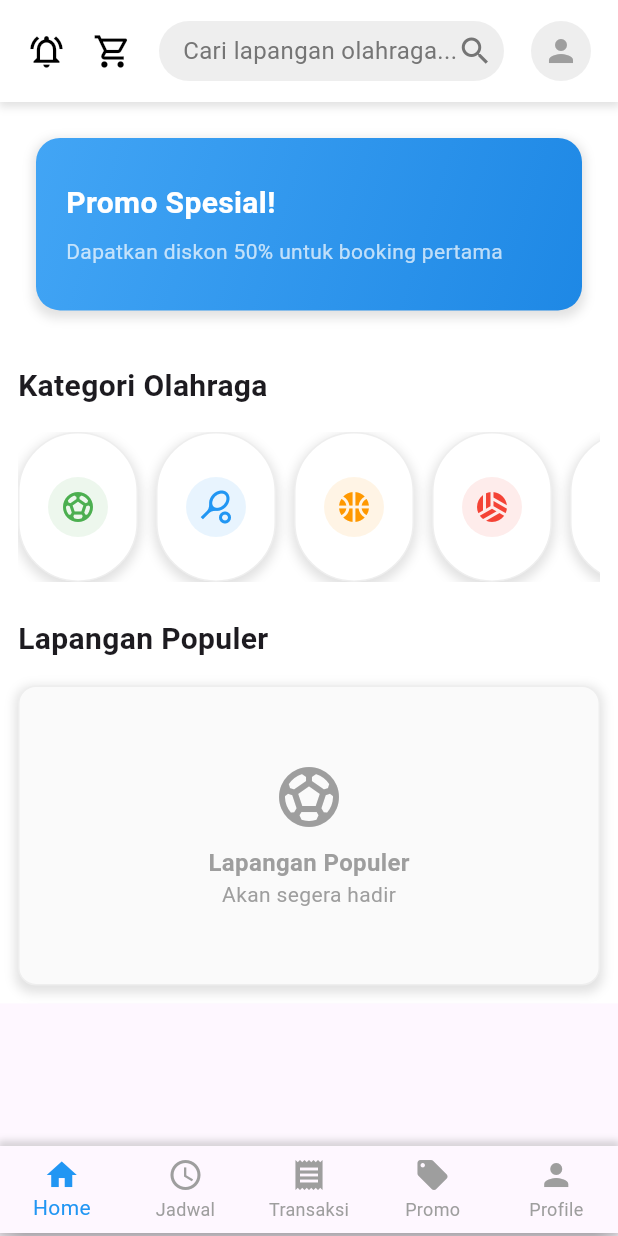
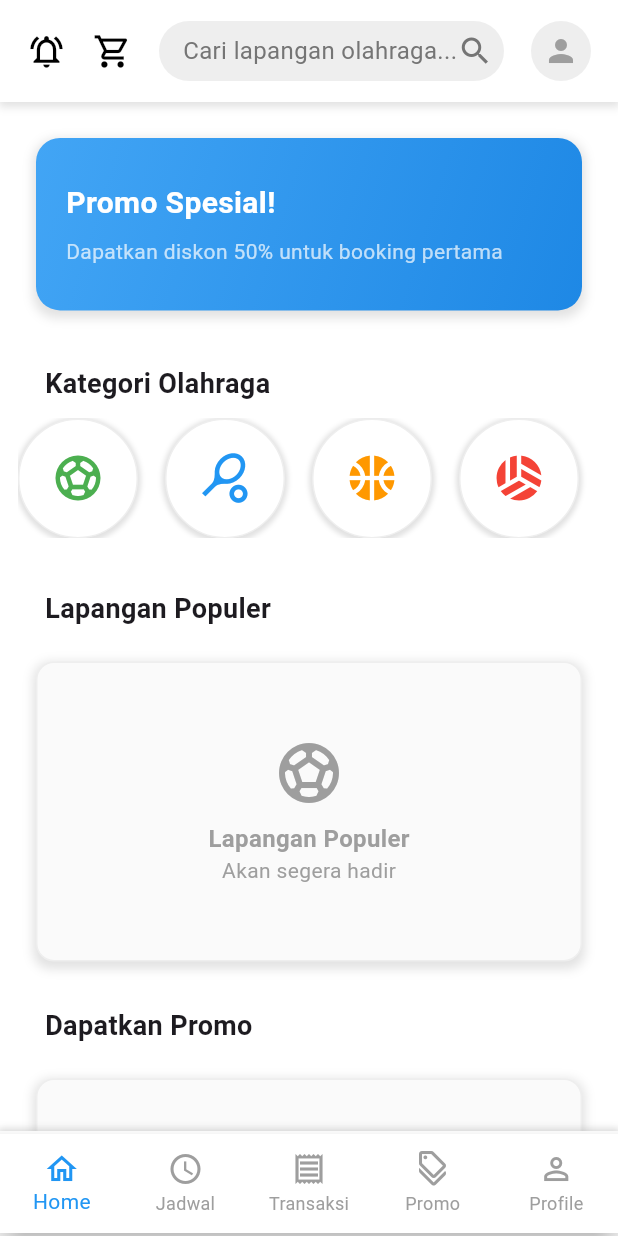
Before and after one commit to yudha556/GoField, a Flutter app: the MainUserScaffold screen opened directly, on a phone screen of 412 x 824 dp. Run offline on Flutter 3.47's test engine with Material 3 defaults, Android fonts, the phone set to English and light mode, and no system bars; our stand-ins replace flutter_dotenv, flutter_svg, go_router.

Commit message:
button bar beres

```diff
--- /dev/null
+++ b/lib/app/views/user/app/home/components/list.dart
@@ -0,0 +1,16 @@
+import 'package:flutter/material.dart';
+
+class ListPage extends StatelessWidget {
+  const ListPage({super.key});
+
+  @override
+  Widget build(BuildContext context) {
+    return Scaffold(
+      body: Column(
+        children: [
+          Text('Ini halaman list bang ')
+        ],
+      ),
+    );
+  }
+}
--- a/lib/app/views/user/app/home/page.dart
+++ b/lib/app/views/user/app/home/page.dart
@@ -1,6 +1,7 @@
 import 'package:flutter/material.dart';
 import 'package:gofield/app/views/user/layout/main_user_scaffold.dart';
 import 'package:gofield/app/views/user/components/header.dart';
+import 'package:gofield/core/router/app_routes.dart';
 
 class UserHomePage extends StatelessWidget {
   const UserHomePage({super.key});
@@ -9,7 +10,7 @@ class UserHomePage extends StatelessWidget {
   Widget build(BuildContext context) {
     return const MainUserScaffold(
       showNavBar: true,
-      child: HomeContent(),
+      child: HomeContent()
     );
   }
 }
@@ -46,11 +47,12 @@ class HomeContent extends StatelessWidget {
             ),
 
             Padding(
-              padding: const EdgeInsets.all(12.0),
+              padding: const EdgeInsets.symmetric(vertical: 12, horizontal: 12),
               child: Column(
                 crossAxisAlignment: CrossAxisAlignment.start,
                 children: [
                   Container(
+                    padding: EdgeInsets.symmetric(horizontal: 0),
                     width: double.maxFinite,
                     margin: const EdgeInsets.all(12),
                     child: AspectRatio(
@@ -103,56 +105,48 @@ class HomeContent extends StatelessWidget {
 
                   const SizedBox(height: 24),
 
-                  const Text(
+                  Padding(
+                    padding: const EdgeInsets.symmetric(horizontal: 18),
+                    child: const Text(
                       'Kategori Olahraga',
-                    style: TextStyle(fontSize: 20, fontWeight: FontWeight.bold),
+                      style: TextStyle(fontSize: 18, fontWeight: FontWeight.bold),
                     ),
-                  const SizedBox(height: 16),
+                  ),
+                  const SizedBox(height: 10),
 
-                  SizedBox(
-                    height: 100,
+                  Container(
+                    padding: EdgeInsets.symmetric(horizontal: 0),
+                    child: SizedBox(
+                      height: 80,
+                      width: double.infinity,
                       child: ListView(
                         scrollDirection: Axis.horizontal,
                         children: [
-                        _buildCategoryCard(
-                          'Futsal',
-                          Icons.sports_soccer,
-                          Colors.green,
-                        ),
-                        _buildCategoryCard(
-                          'Badminton',
-                          Icons.sports_tennis,
-                          Colors.blue,
-                        ),
-                        _buildCategoryCard(
-                          'Basket',
-                          Icons.sports_basketball,
-                          Colors.orange,
-                        ),
-                        _buildCategoryCard(
-                          'Voli',
-                          Icons.sports_volleyball,
-                          Colors.red,
-                        ),
-                        _buildCategoryCard(
-                          'Tenis',
-                          Icons.sports_tennis,
-                          Colors.purple,
-                        ),
+                          _buildCategoryCard(context, 'Futsal', Icons.sports_soccer, Colors.green),
+                          _buildCategoryCard(context, 'Badminton', Icons.sports_tennis, Colors.blue),
+                          _buildCategoryCard(context, 'Basket', Icons.sports_basketball, Colors.orange),
+                          _buildCategoryCard(context, 'Voli', Icons.sports_volleyball, Colors.red),
+                          _buildCategoryCard(context, 'Tenis', Icons.sports_tennis, Colors.purple),
                         ],
                       ),
                     ),
+                  ),
 
-                  const SizedBox(height: 24),
+                  const SizedBox(height: 34),
 
-                  const Text(
+                  Padding(
+                    padding: const EdgeInsets.symmetric(horizontal: 18),
+                    child: const Text(
                       'Lapangan Populer',
-                    style: TextStyle(fontSize: 20, fontWeight: FontWeight.bold),
+                      style: TextStyle(fontSize: 18, fontWeight: FontWeight.bold),
                     ),
-                  const SizedBox(height: 16),
+                  ),
+                  const SizedBox(height: 10),
 
                   Container(
-                    width: double.infinity,
+                    padding: EdgeInsets.symmetric(horizontal: 18),
+                    width: double.maxFinite,
+                    margin: const EdgeInsets.all(12),
                     height: 200,
                     decoration: BoxDecoration(
                       color: Colors.grey.shade50,
@@ -191,22 +185,28 @@ class HomeContent extends StatelessWidget {
                       ],
                     ),
                   ),
-                ],
+
+                  SizedBox(height: 18),
+                  Padding(
+                    padding: const EdgeInsets.symmetric(horizontal: 18),
+                    child: Text(
+                      'Dapatkan Promo',
+                      style: TextStyle(
+                        fontSize: 18,
+                        fontWeight: FontWeight.bold,
                       ),
                     ),
-          ],
                   ),
-      ),
-    );
-  }
+                  SizedBox(height: 10),
 
-  Widget _buildCategoryCard(String title, IconData icon, Color color) {
-    return Container(
-      width: 80,
-      margin: const EdgeInsets.only(right: 12),
+                  Container(
+                    padding: EdgeInsets.symmetric(horizontal: 18),
+                    width: double.maxFinite,
+                    margin: const EdgeInsets.all(12),
+                    height: 200,
                     decoration: BoxDecoration(
-        color: Colors.white,
-        borderRadius: BorderRadius.circular(50),
+                      color: Colors.grey.shade50,
+                      borderRadius: BorderRadius.circular(12),
                       border: Border.all(color: Colors.grey.shade200),
                       boxShadow: [
                         BoxShadow(
@@ -217,19 +217,71 @@ class HomeContent extends StatelessWidget {
                         ),
                       ],
                     ),
+                    child: const Column(
+                      mainAxisAlignment: MainAxisAlignment.center,
+                      children: [
+                        Icon(
+                          Icons.sports_soccer_outlined,
+                          size: 48,
+                          color: Colors.grey,
+                        ),
+                        SizedBox(height: 8),
+                        Text(
+                          'Lapangan Populer',
+                          style: TextStyle(
+                            fontSize: 16,
+                            fontWeight: FontWeight.bold,
+                            color: Colors.grey,
+                          ),
+                        ),
+                        Text(
+                          'Akan segera hadir',
+                          style: TextStyle(fontSize: 14, color: Colors.grey),
+                        ),
+                      ],
+                    ),
+                  ),
+
+                ],
+              ),
+            ),
+          ],
+        ),
+      ),
+    );
+  }
+
+  Widget _buildCategoryCard(BuildContext context, String title, IconData icon, Color color) {
+    return MouseRegion(
+      cursor: SystemMouseCursors.click,
+      child: GestureDetector(
+        onTap: () {
+          // Navigator.pushNamed(context, AppRoutes.userListPage);
+        },
+        child: Container(
+          width: 80,
+          margin: const EdgeInsets.only(right: 18),
+          decoration: BoxDecoration(
+            color: Colors.white,
+            borderRadius: BorderRadius.circular(50),
+            border: Border.all(color: Colors.grey.shade200),
+            boxShadow: [
+              BoxShadow(
+                color: Colors.grey.withOpacity(0.3),
+                spreadRadius: 2,
+                blurRadius: 2,
+                offset: const Offset(0, 1),
+              ),
+            ],
+          ),
           child: Column(
             mainAxisAlignment: MainAxisAlignment.center,
             children: [
-          Container(
-            padding: const EdgeInsets.all(8),
-            decoration: BoxDecoration(
-              color: color.withOpacity(0.1),
-              borderRadius: BorderRadius.circular(50),
-            ),
-            child: Icon(icon, size: 24, color: color),
-          ),
+              Icon(icon, size: 36, color: color,)
             ],
           ),
+        ),
+      )
     );
   }
 }
--- a/lib/app/views/user/layout/main_user_scaffold.dart
+++ b/lib/app/views/user/layout/main_user_scaffold.dart
@@ -17,6 +17,7 @@ class MainUserScaffold extends StatelessWidget {
   @override
   Widget build(BuildContext context) {
     return Scaffold(
+      backgroundColor: Colors.white,
       appBar: title != null
         ? AppBar(
             title: Text(title!),
@@ -29,8 +30,10 @@ class MainUserScaffold extends StatelessWidget {
 
       bottomNavigationBar: showNavBar ? Container(
 
+        height: 70,
         padding: EdgeInsets.symmetric(vertical: 2),
         decoration: BoxDecoration(
+          color: Colors.white,
           boxShadow: [
             BoxShadow(
               color: Colors.grey.withOpacity(0.3),
@@ -50,29 +53,30 @@ class MainUserScaffold extends StatelessWidget {
 
     return BottomNavigationBar(
       type: BottomNavigationBarType.fixed,
+      backgroundColor: Colors.white,
       currentIndex: _getCurrentIndex(currentLocation),
       onTap: (index) => _onNavBarTap(context, index),
       selectedItemColor: Colors.blue,
       unselectedItemColor: Colors.grey,
       items: const [
         BottomNavigationBarItem(
-          icon: Icon(Icons.home),
+          icon: Icon(Icons.home_outlined),
           label: 'Home',
         ),
         BottomNavigationBarItem(
-          icon: Icon(Icons.schedule),
+          icon: Icon(Icons.schedule_outlined),
           label: 'Jadwal',
         ),
         BottomNavigationBarItem(
-          icon: Icon(Icons.receipt),
+          icon: Icon(Icons.receipt_outlined),
           label: 'Transaksi',
         ),
         BottomNavigationBarItem(
-          icon: Icon(Icons.local_offer),
+          icon: Icon(Icons.discount_outlined),
           label: 'Promo',
         ),
         BottomNavigationBarItem(
-          icon: Icon(Icons.person),
+          icon: Icon(Icons.person_outline),
           label: 'Profile',
         ),
       ],
--- a/lib/core/router/app_router.dart
+++ b/lib/core/router/app_router.dart
@@ -11,7 +11,10 @@ import 'package:gofield/app/views/user/app/home/page.dart' as UserHome;
 import 'package:gofield/app/views/user/app/jadwal/page.dart' as UserJadwal;
 import 'package:gofield/app/views/user/app/profile/page.dart' as UserProfile;
 import 'package:gofield/app/views/user/app/promo/page.dart' as UserPromo;
-import 'package:gofield/app/views/user/app/transaksi/page.dart' as UserTransaksi;
+import 'package:gofield/app/views/user/app/transaksi/page.dart'
+    as UserTransaksi;
+import 'package:gofield/app/views/user/app/home/components/list.dart'
+    as userListPage;
 
 class AppRouter {
   static final GoRouter router = GoRouter(
@@ -113,6 +116,14 @@ class AppRouter {
           return const UserProfile.ProfilePage();
         },
       ),
+      // GoRoute(
+      //   path: AppRoutes.userListPage,
+      //   name: 'List Id',
+      //   builder: (context, state) {
+      //     print('Builder List Page');
+      //     return const userListPage.ListPage();
+      //   },
+      // ),
     ],
 
     errorBuilder: (context, state) {
--- a/lib/core/router/app_routes.dart
+++ b/lib/core/router/app_routes.dart
@@ -21,4 +21,5 @@ class AppRoutes {
   static const String userprofilePage = '/user/profile';
   static const String userpromoPage = '/user/promo';
   static const String userhomePage = '/user/home';
+  // static const String userListPage = '/components/list';
 }
```
Also changed, not shown: lib/app/views/user/app/home/components/tabView.dart (added). Lines whose indentation alone changed are shown as unchanged.
